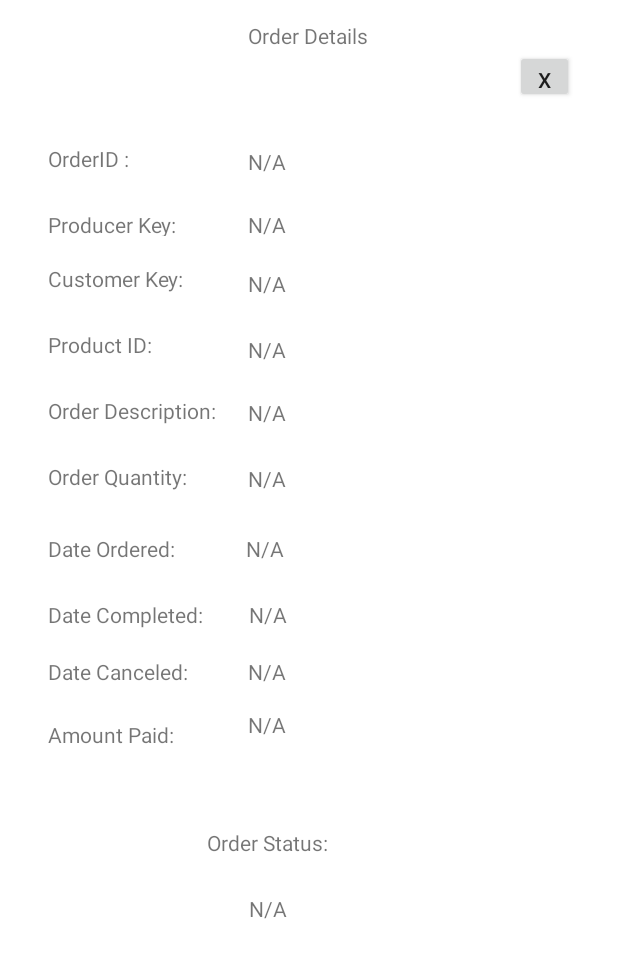
After one commit to JohnSchroeder99/MarketFree, an Android app: the layout fragment_order.xml on its own in the app's theme, with its tools: preview values and no code run, on a phone screen of 412 x 824 dp. The commit adds this screen. Shown: the top 958 px of the screen. Run offline under Robolectric (Android 15) with nearby library versions, the phone set to English and light mode, and no system bars.

Commit message:
Updating application to use a fragment for each order that is clicked on the orderlistview. Ready for refactoring and code cleanup which will be next step.

```diff
--- a/app/build.gradle
+++ b/app/build.gradle
@@ -24,6 +24,7 @@ dependencies {
     implementation 'androidx.appcompat:appcompat:1.1.0'
     implementation 'androidx.constraintlayout:constraintlayout:1.1.3'
     implementation 'com.google.android.material:material:1.0.0'
+    implementation 'androidx.legacy:legacy-support-v4:1.0.0'
     testImplementation 'junit:junit:4.12'
     implementation 'com.google.android.gms:play-services-auth:17.0.0'
     androidTestImplementation 'androidx.test:runner:1.2.0'
--- a/app/src/main/java/johnschroeders/marketfree/MyRecyclerViewAdapterforSubscriptions.java
+++ b/app/src/main/java/johnschroeders/marketfree/MyRecyclerViewAdapterforSubscriptions.java
@@ -39,7 +39,6 @@ public class MyRecyclerViewAdapterforSubscriptions extends RecyclerView.Adapter<
         Log.d("Manage", "on bind myrecylcer");
         String name = mData.get(position);
         holder.myTextView.setText(name);
-
     }
 
     // total number of rows
--- /dev/null
+++ b/app/src/main/res/layout/fragment_order.xml
@@ -0,0 +1,256 @@
+<FrameLayout xmlns:android="http://schemas.android.com/apk/res/android"
+    xmlns:app="http://schemas.android.com/apk/res-auto"
+    xmlns:tools="http://schemas.android.com/tools"
+    android:id="@+id/orderFragmentContainer"
+    android:layout_width="match_parent"
+    android:layout_height="match_parent"
+    tools:context="johnschroeders.marketfree.OrderFragment">
+
+    <androidx.constraintlayout.widget.ConstraintLayout
+        android:id="@+id/orderFragmentTrue"
+        android:layout_width="match_parent"
+        android:layout_height="match_parent"
+        android:background="@android:color/white">
+
+        <TextView
+            android:id="@+id/orderQuantityResult"
+            android:layout_width="wrap_content"
+            android:layout_height="wrap_content"
+            android:layout_marginStart="165dp"
+            android:layout_marginTop="309dp"
+            android:text="@string/NA"
+            app:layout_constraintStart_toStartOf="parent"
+            app:layout_constraintTop_toTopOf="parent" />
+
+        <TextView
+            android:id="@+id/customerKeyResult"
+            android:layout_width="wrap_content"
+            android:layout_height="wrap_content"
+            android:layout_marginStart="165dp"
+            android:layout_marginTop="179dp"
+            android:text="@string/NA"
+            app:layout_constraintStart_toStartOf="parent"
+            app:layout_constraintTop_toTopOf="parent" />
+
+        <TextView
+            android:id="@+id/orderStatusResult"
+            android:layout_width="wrap_content"
+            android:layout_height="wrap_content"
+            android:layout_marginStart="166dp"
+            android:layout_marginTop="596dp"
+            android:text="@string/NA"
+            app:layout_constraintStart_toStartOf="parent"
+            app:layout_constraintTop_toTopOf="parent" />
+
+        <TextView
+            android:id="@+id/orderDescriptionResult"
+            android:layout_width="wrap_content"
+            android:layout_height="wrap_content"
+            android:layout_marginStart="165dp"
+            android:layout_marginTop="265dp"
+            android:text="@string/NA"
+            app:layout_constraintStart_toStartOf="parent"
+            app:layout_constraintTop_toTopOf="parent" />
+
+        <TextView
+            android:id="@+id/dateOrderedResult"
+            android:layout_width="wrap_content"
+            android:layout_height="wrap_content"
+            android:layout_marginStart="164dp"
+            android:layout_marginTop="356dp"
+            android:text="@string/NA"
+            app:layout_constraintStart_toStartOf="parent"
+            app:layout_constraintTop_toTopOf="parent" />
+
+        <TextView
+            android:id="@+id/orderIDResult"
+            android:layout_width="wrap_content"
+            android:layout_height="wrap_content"
+            android:layout_marginStart="165dp"
+            android:layout_marginTop="98dp"
+            android:text="@string/NA"
+            app:layout_constraintStart_toStartOf="parent"
+            app:layout_constraintTop_toTopOf="parent" />
+
+        <TextView
+            android:id="@+id/producerKeyResult"
+            android:layout_width="wrap_content"
+            android:layout_height="wrap_content"
+            android:layout_marginStart="165dp"
+            android:layout_marginTop="140dp"
+            android:text="@string/NA"
+            app:layout_constraintStart_toStartOf="parent"
+            app:layout_constraintTop_toTopOf="parent" />
+
+        <TextView
+            android:id="@+id/dateOrderedplaceholder"
+            android:layout_width="wrap_content"
+            android:layout_height="wrap_content"
+            android:layout_marginStart="32dp"
+            android:layout_marginTop="356dp"
+            android:text="@string/date_orderedplaceholder"
+            app:layout_constraintStart_toStartOf="parent"
+            app:layout_constraintTop_toTopOf="parent" />
+
+        <TextView
+            android:id="@+id/orderDetailsFragementTitle"
+            android:layout_width="wrap_content"
+            android:layout_height="wrap_content"
+            android:layout_marginStart="165dp"
+            android:layout_marginTop="14dp"
+            android:text="@string/order_detailsFragementTitle"
+            app:layout_constraintStart_toStartOf="parent"
+            app:layout_constraintTop_toTopOf="parent" />
+
+        <TextView
+            android:id="@+id/amountPaidplaceholder"
+            android:layout_width="wrap_content"
+            android:layout_height="wrap_content"
+            android:layout_marginStart="32dp"
+            android:layout_marginTop="480dp"
+            android:text="@string/amount_paidplaceholder"
+            app:layout_constraintStart_toStartOf="parent"
+            app:layout_constraintTop_toTopOf="parent" />
+
+        <Button
+            android:id="@+id/exitOrderFragmentButton"
+            android:layout_width="39dp"
+            android:layout_height="35dp"
+            android:layout_marginStart="343dp"
+            android:layout_marginTop="33dp"
+            android:text="@string/xbuttonName"
+            app:layout_constraintStart_toStartOf="parent"
+            app:layout_constraintTop_toTopOf="parent" />
+
+        <TextView
+            android:id="@+id/dateCanceledplaceholder"
+            android:layout_width="wrap_content"
+            android:layout_height="wrap_content"
+            android:layout_marginStart="32dp"
+            android:layout_marginTop="438dp"
+            android:text="@string/date_canceledplaceholder"
+            app:layout_constraintStart_toStartOf="parent"
+            app:layout_constraintTop_toTopOf="parent" />
+
+        <TextView
+            android:id="@+id/producerkeyplaceholder"
+            android:layout_width="98dp"
+            android:layout_height="17dp"
+            android:layout_marginStart="32dp"
+            android:layout_marginTop="140dp"
+            android:text="@string/producer_keyplaceholder"
+            app:layout_constraintStart_toStartOf="parent"
+            app:layout_constraintTop_toTopOf="parent" />
+
+        <TextView
+            android:id="@+id/dateCanceledResult"
+            android:layout_width="wrap_content"
+            android:layout_height="wrap_content"
+            android:layout_marginStart="165dp"
+            android:layout_marginTop="438dp"
+            android:text="@string/NA"
+            app:layout_constraintStart_toStartOf="parent"
+            app:layout_constraintTop_toTopOf="parent" />
+
+        <TextView
+            android:id="@+id/orderQuantityplaceholder"
+            android:layout_width="wrap_content"
+            android:layout_height="wrap_content"
+            android:layout_marginStart="32dp"
+            android:layout_marginTop="308dp"
+            android:text="@string/order_quantityplaceholder"
+            app:layout_constraintStart_toStartOf="parent"
+            app:layout_constraintTop_toTopOf="parent" />
+
+        <TextView
+            android:id="@+id/amountPaidResult"
+            android:layout_width="33dp"
+            android:layout_height="20dp"
+            android:layout_marginStart="165dp"
+            android:layout_marginTop="473dp"
+            android:text="@string/NA"
+            app:layout_constraintStart_toStartOf="parent"
+            app:layout_constraintTop_toTopOf="parent" />
+
+        <TextView
+            android:id="@+id/orderidplaceholder"
+            android:layout_width="69dp"
+            android:layout_height="21dp"
+            android:layout_marginStart="32dp"
+            android:layout_marginTop="96dp"
+            android:text="@string/orderidplaceholder"
+            app:layout_constraintStart_toStartOf="parent"
+            app:layout_constraintTop_toTopOf="parent" />
+
+        <TextView
+            android:id="@+id/dateCompletedplaceholder"
+            android:layout_width="wrap_content"
+            android:layout_height="wrap_content"
+            android:layout_marginStart="32dp"
+            android:layout_marginTop="400dp"
+            android:text="@string/date_completedplaceholder"
+            app:layout_constraintStart_toStartOf="parent"
+            app:layout_constraintTop_toTopOf="parent" />
+
+        <TextView
+            android:id="@+id/customerKeyplaceholder"
+            android:layout_width="wrap_content"
+            android:layout_height="wrap_content"
+            android:layout_marginStart="32dp"
+            android:layout_marginTop="176dp"
+            android:text="@string/customer_keyplaceholder"
+            app:layout_constraintStart_toStartOf="parent"
+            app:layout_constraintTop_toTopOf="parent" />
+
+        <TextView
+            android:id="@+id/prodcutIDplaceholder"
+            android:layout_width="88dp"
+            android:layout_height="22dp"
+            android:layout_marginStart="32dp"
+            android:layout_marginTop="220dp"
+            android:text="@string/product_idplaceholder"
+            app:layout_constraintStart_toStartOf="parent"
+            app:layout_constraintTop_toTopOf="parent" />
+
+        <TextView
+            android:id="@+id/orderdescriptionplaceholder"
+            android:layout_width="wrap_content"
+            android:layout_height="wrap_content"
+            android:layout_marginStart="32dp"
+            android:layout_marginTop="264dp"
+            android:text="@string/order_descriptionplaceholder"
+            app:layout_constraintStart_toStartOf="parent"
+            app:layout_constraintTop_toTopOf="parent" />
+
+        <TextView
+            android:id="@+id/orderStatusplaceholder"
+            android:layout_width="100dp"
+            android:layout_height="29dp"
+            android:layout_marginStart="138dp"
+            android:layout_marginTop="552dp"
+            android:text="@string/order_statusplaceholder"
+            app:layout_constraintStart_toStartOf="parent"
+            app:layout_constraintTop_toTopOf="parent" />
+
+        <TextView
+            android:id="@+id/productIDResult"
+            android:layout_width="wrap_content"
+            android:layout_height="wrap_content"
+            android:layout_marginStart="165dp"
+            android:layout_marginTop="223dp"
+            android:text="@string/NA"
+            app:layout_constraintStart_toStartOf="parent"
+            app:layout_constraintTop_toTopOf="parent" />
+
+        <TextView
+            android:id="@+id/dateCompletedResult"
+            android:layout_width="wrap_content"
+            android:layout_height="wrap_content"
+            android:layout_marginStart="166dp"
+            android:layout_marginTop="400dp"
+            android:text="@string/NA"
+            app:layout_constraintStart_toStartOf="parent"
+            app:layout_constraintTop_toTopOf="parent" />
+    </androidx.constraintlayout.widget.ConstraintLayout>
+
+</FrameLayout>
--- a/app/src/main/res/values/strings.xml
+++ b/app/src/main/res/values/strings.xml
@@ -62,5 +62,24 @@
     <string name="imagesfororders">ImagesForOrders</string>
     <string name="imagefororders">imageForOrders</string>
     <string name="imageview">imageView</string>
+    <string name="NA">N/A</string>
+
+
+    <!-- TODO: Remove or change this placeholder text -->
+    <string name="hello_blank_fragment">Hello blank fragment</string>
+    <string name="orderidplaceholder">OrderID :</string>
+    <string name="producer_keyplaceholder">Producer Key:</string>
+    <string name="customer_keyplaceholder">Customer Key:</string>
+    <string name="product_idplaceholder">Product ID:</string>
+    <string name="order_statusplaceholder">Order Status:</string>
+    <string name="order_descriptionplaceholder">Order Description:</string>
+    <string name="order_quantityplaceholder">Order Quantity:</string>
+    <string name="date_orderedplaceholder">Date Ordered:</string>
+    <string name="date_completedplaceholder">Date Completed:</string>
+    <string name="date_canceledplaceholder">Date Canceled:</string>
+    <string name="amount_paidplaceholder">Amount Paid:</string>
+    <string name="order_detailsFragementTitle">Order Details</string>
+    <string name="xbuttonName">X</string>
+
 
 </resources>
```
Also changed, not shown: app/src/main/java/johnschroeders/marketfree/ManageOrderStatusActivity.java (+18 -28 lines), app/src/main/java/johnschroeders/marketfree/MyRecylcerViewAdapterForOrdersStatus.java (+40 -42 lines), app/src/main/java/johnschroeders/marketfree/OrderFragment.java (added, +121 -0 lines), app/src/main/res/layout/activity_manage_order_status.xml (+8 -3 lines), app/src/main/res/layout/activity_manage_subsciptions.xml (+6 -4 lines).
